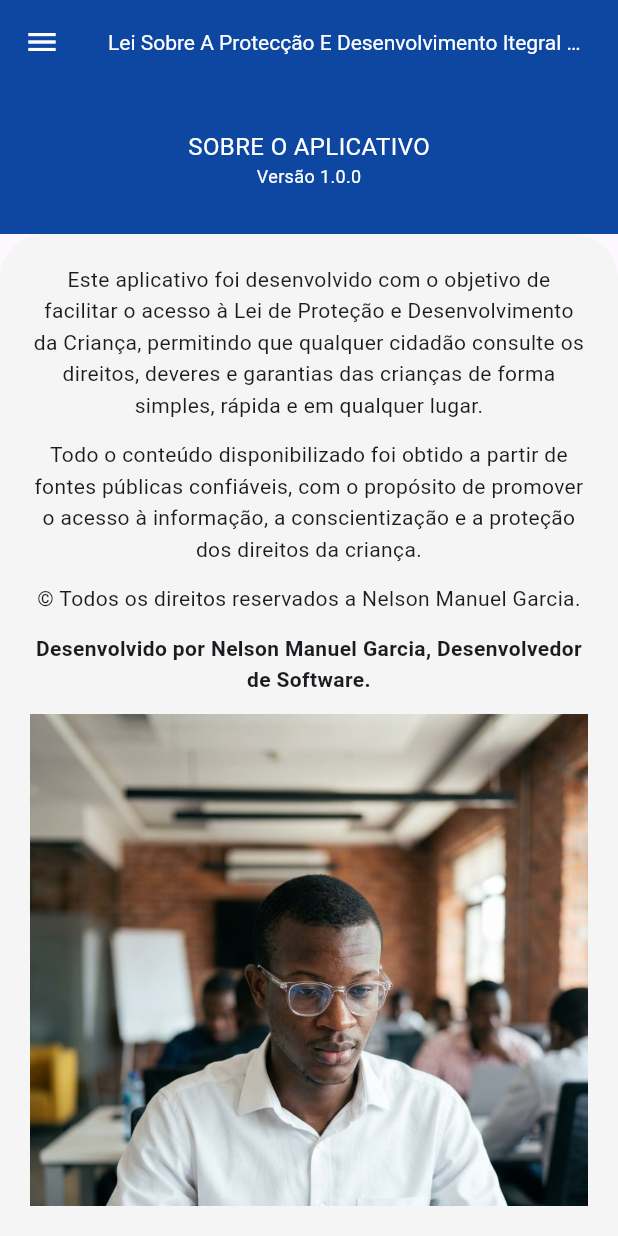
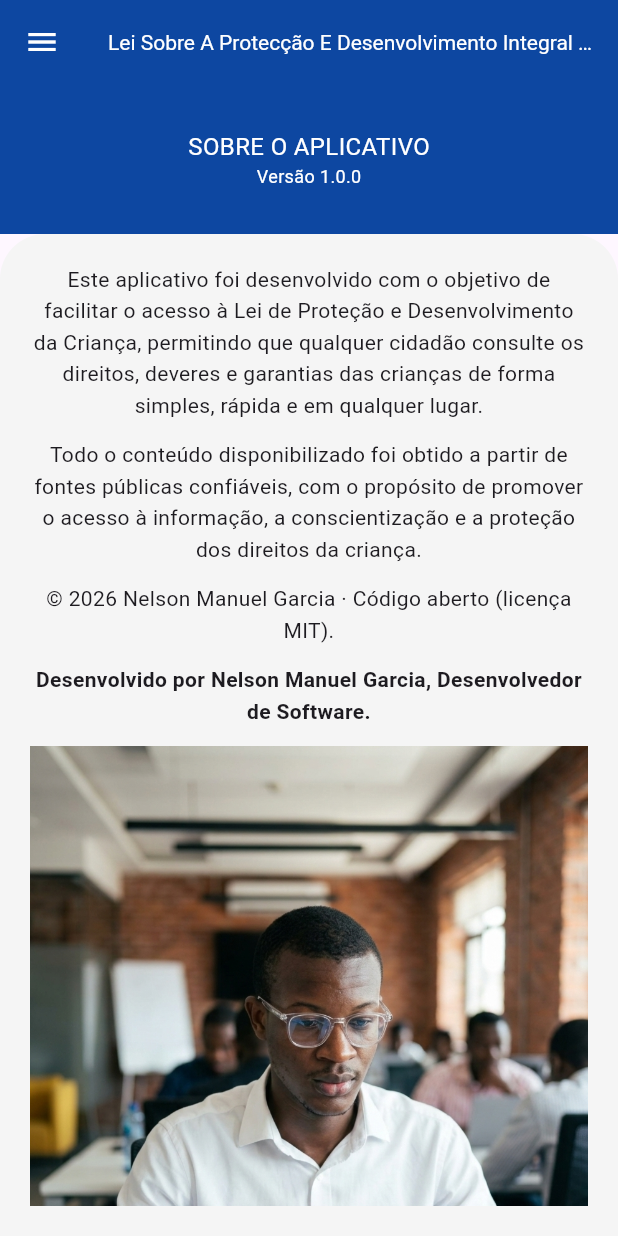
Before and after one commit to nelsongarcia01/mobile-lei-de-proteccao-da-crianca-v1, a Flutter app: the SobreLayout screen opened by its route, on a phone screen of 412 x 824 dp. Run offline on Flutter 3.47's test engine with Material 3 defaults, Android fonts, the phone set to English and light mode, and no system bars; our stand-ins replace carousel_slider.

Commit message:
docs: README, licença MIT e correcções de nomes e links
- README com descrição, estado, estrutura, como correr e como contribuir
- Licença MIT
- Link do LinkedIn actualizado (linkedin.com/in/nelsonmanuelgarcia)
- Nome do pacote e nomes visíveis da app corrigidos

Co-Authored-By: Claude Opus 5.5 <noreply@anthropic.com>

```diff
--- a/lib/app/pages/capitulo_01/artigos/capitulo01_artigos.dart
+++ b/lib/app/pages/capitulo_01/artigos/capitulo01_artigos.dart
@@ -1,7 +1,7 @@
 import 'package:flutter/material.dart';
 
 class Capitulo1ArtigosLayout extends StatelessWidget {
-  final titulo = 'Lei Sobre A Protecção E Desenvolvimento Itegral Da Criança';
+  final titulo = 'Lei Sobre A Protecção E Desenvolvimento Integral Da Criança';
 
   const Capitulo1ArtigosLayout({super.key});
 
--- a/lib/app/pages/home.dart
+++ b/lib/app/pages/home.dart
@@ -10,7 +10,7 @@ class HomePage extends StatefulWidget {
 }
 
 class _HomePageState extends State<HomePage> {
-  final titulo = 'Lei Sobre A Protecção E Desenvolvimento Itegral Da Criança';
+  final titulo = 'Lei Sobre A Protecção E Desenvolvimento Integral Da Criança';
 
   int _currentIndex = 0;
 
@@ -441,7 +441,7 @@ class _HomePageState extends State<HomePage> {
                   Container(
                     margin: EdgeInsets.only(bottom: 12),
                     child: Text(
-                      '© Todos os direitos reservados a Nelson Manuel Garcia.',
+                      '© 2026 Nelson Manuel Garcia · Código aberto (licença MIT).',
                       style: TextStyle(height: 1.5),
                       textAlign: TextAlign.center,
                     ),
@@ -506,7 +506,7 @@ class _HomePageState extends State<HomePage> {
                   // 🌐 LINKEDIN
                   GestureDetector(
                     onTap: () => openLink(
-                      'https://www.linkedin.com/in/nelson-manuel-garcia-80424234a',
+                      'https://www.linkedin.com/in/nelsonmanuelgarcia',
                     ),
                     child: Row(
                       children: [
--- a/lib/app/pages/preambulo.dart
+++ b/lib/app/pages/preambulo.dart
@@ -1,7 +1,7 @@
 import 'package:flutter/material.dart';
 
 class PreambuloLayout extends StatelessWidget {
-  final titulo = 'Lei Sobre A Protecção E Desenvolvimento Itegral Da Criança';
+  final titulo = 'Lei Sobre A Protecção E Desenvolvimento Integral Da Criança';
 
   const PreambuloLayout({super.key});
 
--- a/lib/app/pages/sobre.dart
+++ b/lib/app/pages/sobre.dart
@@ -2,7 +2,7 @@ import 'package:flutter/material.dart';
 import 'package:url_launcher/url_launcher.dart';
 
 class SobreLayout extends StatefulWidget {
-  final titulo = 'Lei Sobre A Protecção E Desenvolvimento Itegral Da Criança';
+  final titulo = 'Lei Sobre A Protecção E Desenvolvimento Integral Da Criança';
 
   const SobreLayout({super.key});
 
@@ -84,7 +84,7 @@ class _SobreLayoutState extends State<SobreLayout> {
                   Container(
                     margin: EdgeInsets.only(bottom: 12),
                     child: Text(
-                      '© Todos os direitos reservados a Nelson Manuel Garcia.',
+                      '© 2026 Nelson Manuel Garcia · Código aberto (licença MIT).',
                       style: TextStyle(height: 1.5),
                       textAlign: TextAlign.center,
                     ),
@@ -149,7 +149,7 @@ class _SobreLayoutState extends State<SobreLayout> {
                   // 🌐 LINKEDIN
                   GestureDetector(
                     onTap: () => openLink(
-                      'https://www.linkedin.com/in/nelson-manuel-garcia-80424234a',
+                      'https://www.linkedin.com/in/nelsonmanuelgarcia',
                     ),
                     child: Row(
                       children: [
--- a/pubspec.yaml
+++ b/pubspec.yaml
@@ -1,5 +1,5 @@
-name: lei_sobre_preteccao_das_criancas_angolana
-description: "A new Flutter project."
+name: lei_proteccao_crianca_angola
+description: "Lei sobre a Protecção e Desenvolvimento Integral da Criança (Angola), para consulta no telemóvel."
 # The following line prevents the package from being accidentally published to
 # pub.dev using `flutter pub publish`. This is preferred for private packages.
 publish_to: 'none' # Remove this line if you wish to publish to pub.dev
```
Also changed, not shown: lib/main.dart (+7 -7 lines), docs/capturas/01-boas-vindas.png (added), docs/capturas/02-inicio.png (added), docs/capturas/03-artigos.png (added), docs/capturas/04-sobre.png (added), 7 other files.
